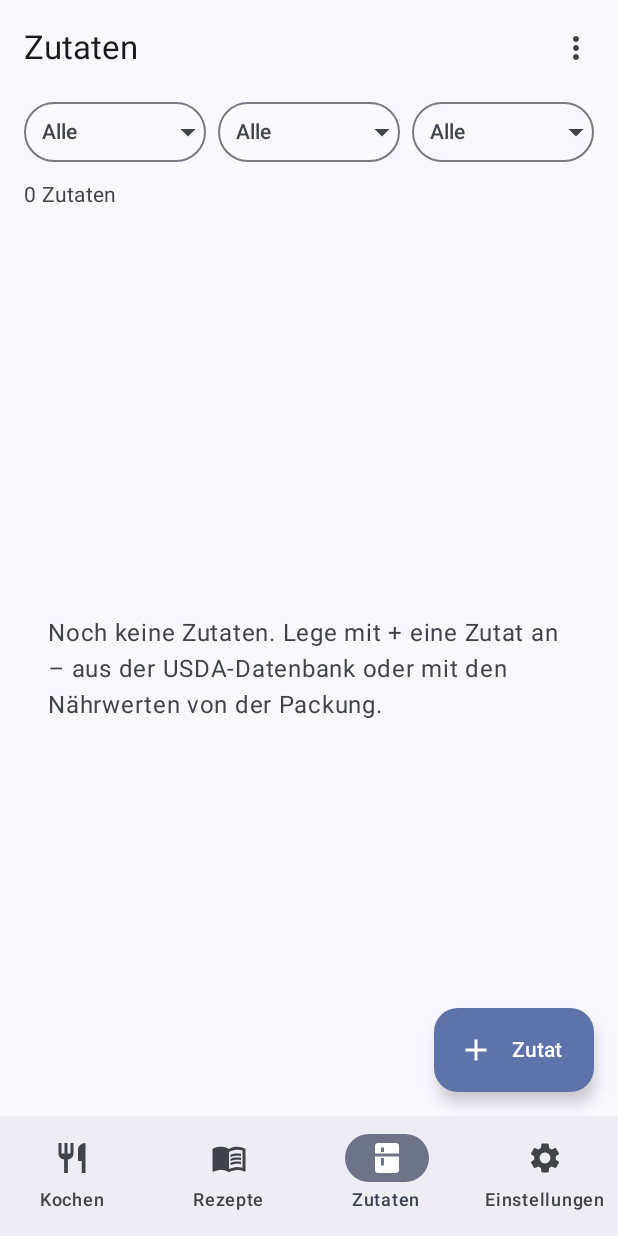
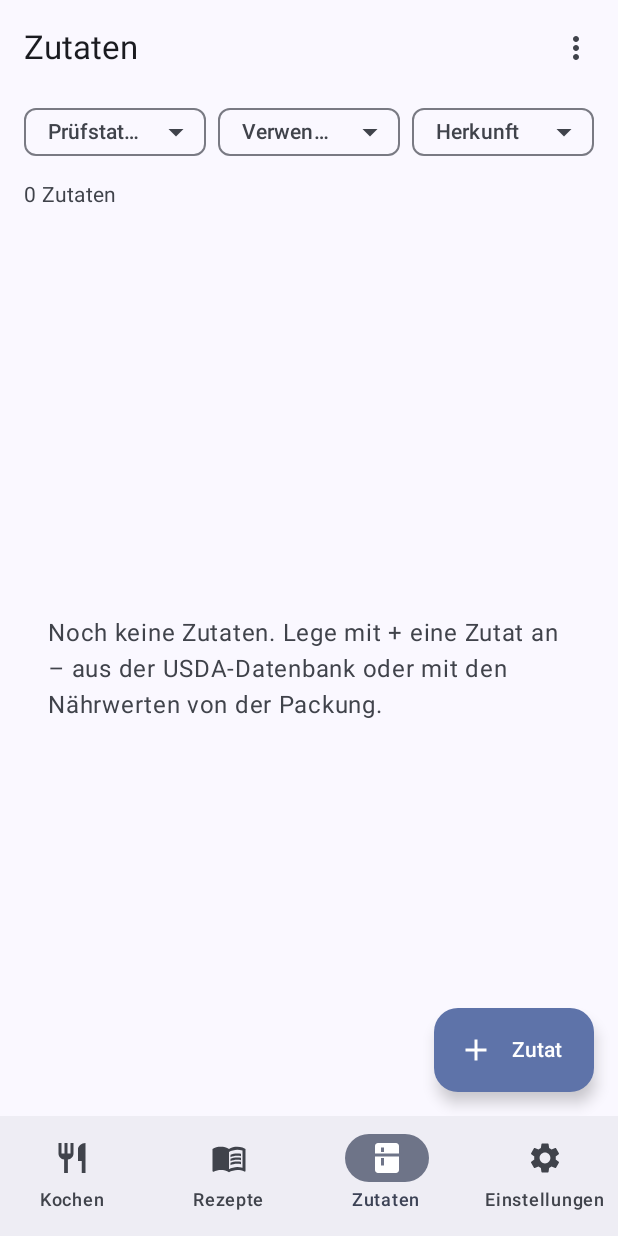
Before and after one commit to robert-crump/Plantry, an Android app built with Jetpack Compose: the IngredientListScreen screen opened through its navigation route, after a tap on "Später", on a phone screen of 412 x 824 dp. Run offline under Robolectric (Android 15) with nearby library versions, the phone set to English and light mode, and no system bars; our stand-ins replace Material 3 Expressive styles (plain Material 3 is drawn); pictures from the network do not load; 1 statement that could not run was skipped.

Commit message:
Zutaten: filter chips show their name until a value is chosen
Co-Authored-By: Claude Sonnet 5.5 <noreply@anthropic.com>

```diff
--- a/app/src/main/java/com/example/plantry/ui/ingredient/IngredientListScreen.kt
+++ b/app/src/main/java/com/example/plantry/ui/ingredient/IngredientListScreen.kt
@@ -31,7 +31,7 @@ import androidx.compose.material3.HorizontalDivider
 import androidx.compose.material3.Icon
 import androidx.compose.material3.IconButton
 import androidx.compose.material3.MaterialTheme
-import androidx.compose.material3.OutlinedButton
+import androidx.compose.material3.FilterChip
 import androidx.compose.material3.Scaffold
 import androidx.compose.material3.Surface
 import androidx.compose.material3.Text
@@ -229,7 +229,7 @@ fun IngredientListScreen(
 
 private val FabClearance = 88.dp
 
-/** The Prüfstatus, Verwendung and Herkunft dropdowns. */
+/** The Prüfstatus, Verwendung and Herkunft filter chips. */
 @Composable
 private fun FilterRow(
     state: IngredientListUiState,
@@ -305,8 +305,8 @@ private val UsageFilter.label: Int
     }
 
 /**
- * A fixed-width outlined button showing [selected]; tapping it opens a menu of [options].
- * TalkBack reads "[name]: [selected]".
+ * A filter chip with a menu of [options], the first of which is "Alle": the chip shows [name] while
+ * that is selected and the chosen value otherwise. TalkBack reads "[name]: [selected]".
  */
 @Composable
 private fun <T> FilterDropdown(
@@ -319,22 +319,23 @@ private fun <T> FilterDropdown(
 ) {
     var expanded by remember { mutableStateOf(false) }
     val selectedLabel = label(selected)
+    val filtered = selected != options.first()
     Box(modifier) {
-        OutlinedButton(
+        FilterChip(
+            selected = filtered,
             onClick = { expanded = true },
-            contentPadding = PaddingValues(start = 12.dp, end = 0.dp),
+            label = {
+                Text(
+                    if (filtered) selectedLabel else name,
+                    maxLines = 1,
+                    overflow = TextOverflow.Ellipsis,
+                )
+            },
+            trailingIcon = { Icon(Icons.Filled.ArrowDropDown, contentDescription = null) },
             modifier = Modifier
                 .fillMaxWidth()
                 .semantics(mergeDescendants = true) { contentDescription = "$name: $selectedLabel" },
-        ) {
-            Text(
-                selectedLabel,
-                maxLines = 1,
-                overflow = TextOverflow.Ellipsis,
-                modifier = Modifier.weight(1f),
-            )
-            Icon(Icons.Filled.ArrowDropDown, contentDescription = null)
-        }
+        )
         DropdownMenu(expanded = expanded, onDismissRequest = { expanded = false }) {
             options.forEach { option ->
                 DropdownMenuItem(
```
